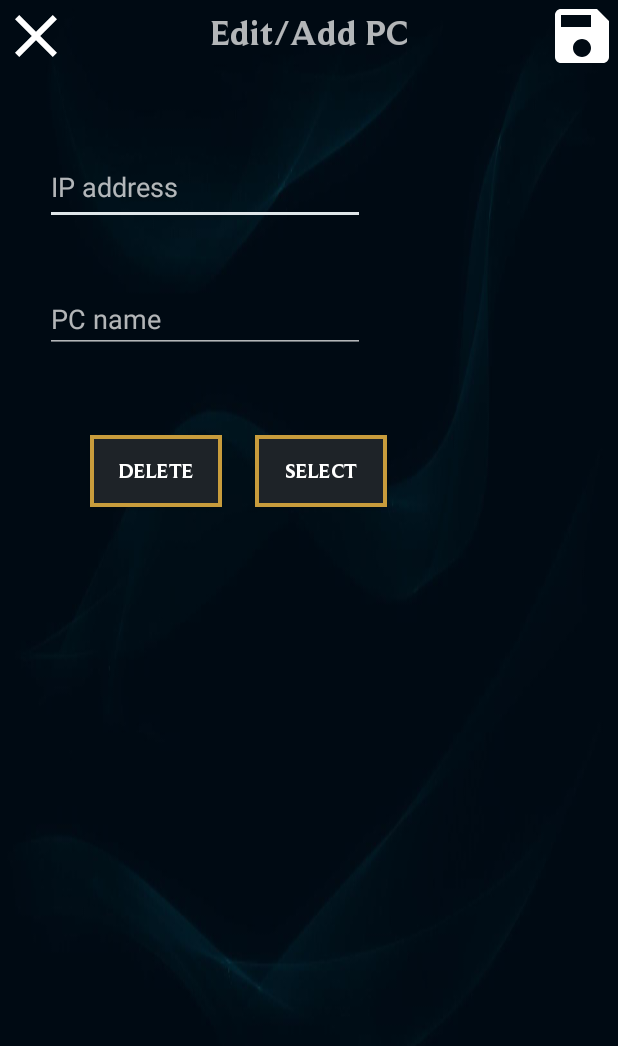
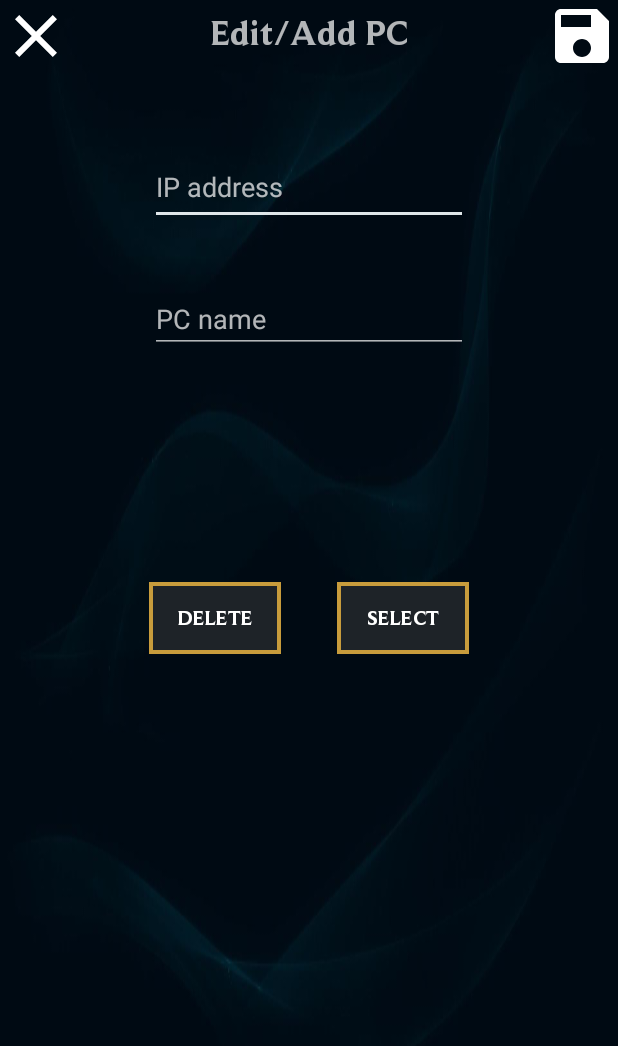
Before and after one commit to Ryzzzen/manaflux-android, an Android app: the EditActivity screen opened directly, with no data from a screen before it, on a phone screen of 412 x 824 dp. Shown: the top 1046 px of the screen. Run offline under Robolectric (Android 15) with nearby library versions, the phone set to English and light mode, and no system bars; 3 statements that could not run were skipped.

Commit message:
Fixed layout

```diff
--- a/app/src/main/res/layout/activity_edit.xml
+++ b/app/src/main/res/layout/activity_edit.xml
@@ -47,45 +47,44 @@
             app:srcCompat="@drawable/ic_save_white" />
     </RelativeLayout>
 
-    <LinearLayout
+    <EditText
+        android:id="@+id/address_edit"
         android:layout_width="match_parent"
         android:layout_height="50dp"
-        android:layout_alignParentStart="true"
+        android:layout_marginStart="100dp"
         android:layout_marginTop="100dp"
-        android:orientation="horizontal">
-
-        <EditText
-            android:id="@+id/address_edit"
-            android:layout_width="wrap_content"
-            android:layout_height="50dp"
-            android:layout_marginStart="30dp"
+        android:layout_marginEnd="100dp"
         android:ems="10"
         android:hint="@string/edit_input"
         android:importantForAutofill="no"
         android:inputType=""
         tools:targetApi="o" />
 
-    </LinearLayout>
-
     <EditText
         android:id="@+id/name_edit"
-        android:layout_width="wrap_content"
+        android:layout_width="match_parent"
         android:layout_height="wrap_content"
-        android:layout_marginStart="30dp"
+        android:layout_marginStart="100dp"
         android:layout_marginTop="190dp"
+        android:layout_marginEnd="100dp"
         android:ems="10"
         android:hint="@string/edit_pc"
         android:importantForAutofill="no"
         android:inputType=""
         tools:targetApi="o" />
 
+    <RelativeLayout
+        android:layout_width="wrap_content"
+        android:layout_height="wrap_content"
+        android:layout_centerInParent="true"
+        android:layout_centerHorizontal="true"
+        android:gravity="center">
+
         <com.github.kko7.manaflux_android.CustomElements.ButtonView
             android:id="@+id/delete_button"
             android:layout_width="wrap_content"
             android:layout_height="wrap_content"
-        android:layout_marginStart="60dp"
-        android:layout_marginTop="290dp"
-        android:layout_marginEnd="170dp"
+            android:layout_marginEnd="125dp"
             android:background="@drawable/btn_default"
             android:text="@string/edit_delete" />
 
@@ -93,12 +92,12 @@
             android:id="@+id/select_button"
             android:layout_width="wrap_content"
             android:layout_height="wrap_content"
-        android:layout_marginStart="170dp"
-        android:layout_marginTop="290dp"
-        android:layout_marginEnd="60dp"
+            android:layout_marginStart="125dp"
+            android:layout_marginEnd="0dp"
             android:background="@drawable/btn_default"
             android:text="@string/edit_select"
             android:textAlignment="center"
             android:textAllCaps="true" />
+    </RelativeLayout>
 
 </RelativeLayout>
```
Lines whose indentation alone changed are shown as unchanged.
